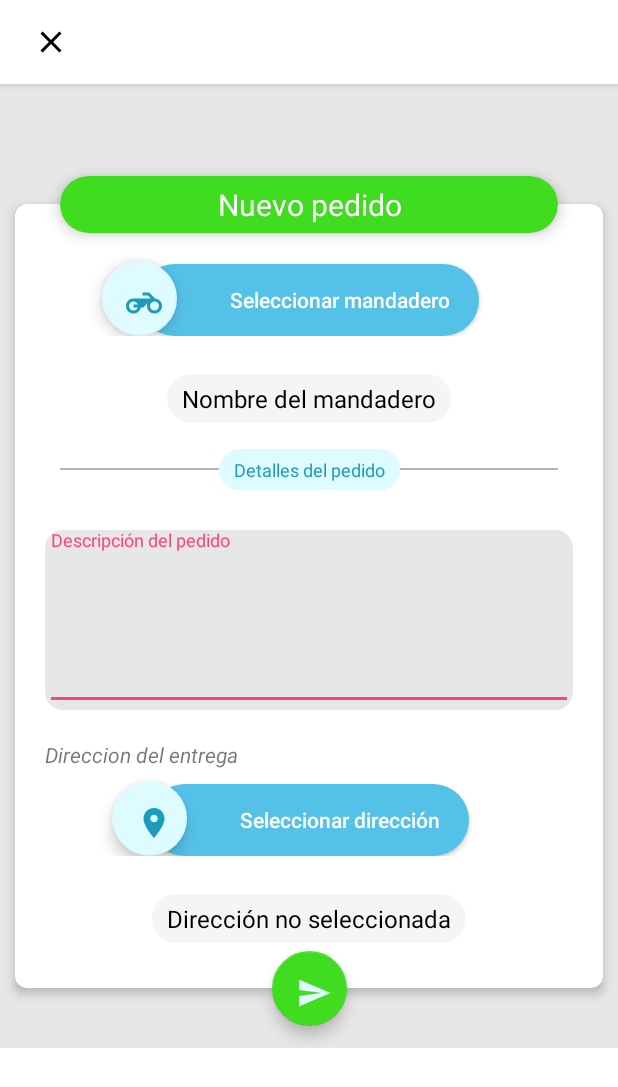
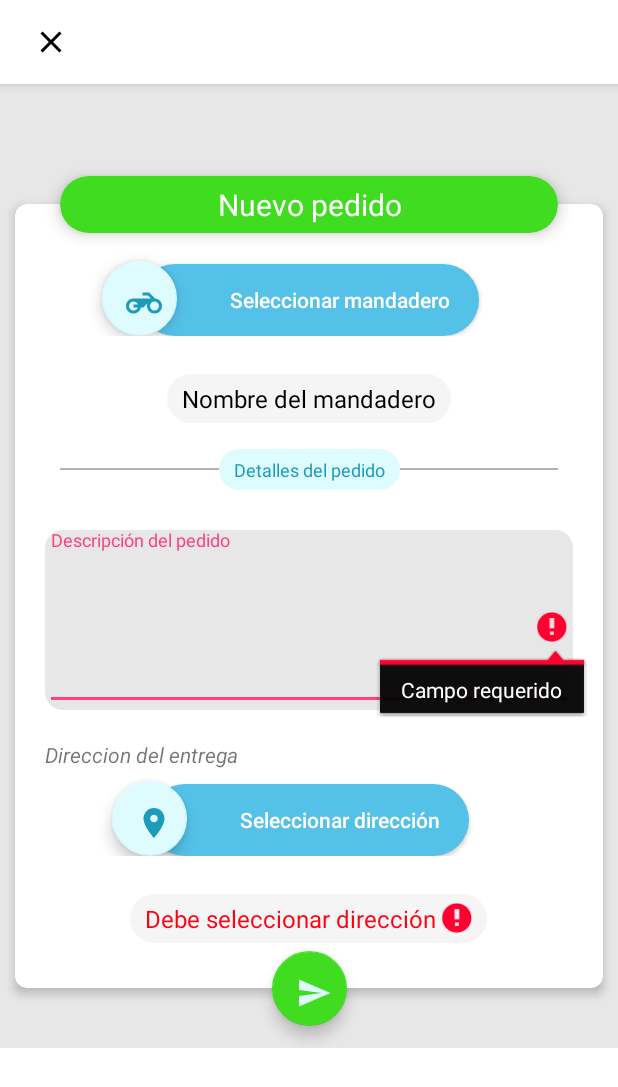
Before and after one commit to FranciscoJavierMen/MandaditosTec, an Android app: the fragment FormDialog placed in its activity, after a tap on an icon or button, on a phone screen of 412 x 824 dp. Shown: the top 1087 px of the screen. Run offline under Robolectric (Android 15) with nearby library versions, the phone set to English and light mode, and no system bars; our stand-ins replace Firebase (no records; nobody signed in at launch, a user with empty details on screens opened directly).

Commit message:
Agregando pedidos a la base de datos, creando Adaptador para pedidos

```diff
--- a/app/build.gradle
+++ b/app/build.gradle
@@ -30,6 +30,7 @@ dependencies {
     implementation 'com.google.android.gms:play-services-location:16.0.0'
     implementation 'de.hdodenhof:circleimageview:3.0.0'
     implementation 'com.google.firebase:firebase-core:16.0.9'
+    implementation 'com.google.firebase:firebase-database:17.0.0'
     testImplementation 'junit:junit:4.12'
     androidTestImplementation 'com.android.support.test:runner:1.0.2'
     androidTestImplementation 'com.android.support.test.espresso:espresso-core:3.0.2'
--- a/app/src/main/AndroidManifest.xml
+++ b/app/src/main/AndroidManifest.xml
@@ -8,6 +8,7 @@
     <uses-permission android:name="android.permission.READ_CONTACTS" />
     <uses-permission android:name="android.permission.ACCESS_COARSE_LOCATION" />
     <uses-permission android:name="android.permission.ACCESS_FINE_LOCATION" />
+    <uses-permission android:name="android.permission.INTERNET"/>
 
     <application
         android:allowBackup="true"
--- a/app/src/main/java/com/example/administrador/mandaditostec/Cliente/BottomNavigation.java
+++ b/app/src/main/java/com/example/administrador/mandaditostec/Cliente/BottomNavigation.java
@@ -10,6 +10,7 @@ import android.support.v7.app.AppCompatActivity;
 import android.view.MenuItem;
 import android.widget.Toast;
 
+import com.example.administrador.mandaditostec.Cliente.Pedido.FragmentPedidos;
 import com.example.administrador.mandaditostec.R;
 
 public class BottomNavigation extends AppCompatActivity implements
--- a/app/src/main/java/com/example/administrador/mandaditostec/Cliente/FormDialog.java
+++ b/app/src/main/java/com/example/administrador/mandaditostec/Cliente/Pedido/FormDialog.java
@@ -1,4 +1,4 @@
-package com.example.administrador.mandaditostec.Cliente;
+package com.example.administrador.mandaditostec.Cliente.Pedido;
 import android.app.Dialog;
 import android.content.Intent;
 import android.os.Bundle;
@@ -11,11 +11,17 @@ import android.view.LayoutInflater;
 import android.view.View;
 import android.view.ViewGroup;
 import android.support.v7.widget.Toolbar;
+import android.widget.EditText;
 import android.widget.TextView;
 import android.widget.Toast;
 import com.example.administrador.mandaditostec.Cliente.Mapa.Maps;
 import com.example.administrador.mandaditostec.R;
 import com.google.android.gms.maps.model.LatLng;
+import com.google.firebase.FirebaseApp;
+import com.google.firebase.database.DatabaseReference;
+import com.google.firebase.database.FirebaseDatabase;
+
+import java.util.UUID;
 
 
 public class FormDialog extends DialogFragment implements View.OnClickListener{
@@ -28,6 +34,10 @@ public class FormDialog extends DialogFragment implements View.OnClickListener{
     private FloatingActionButton fabEnviarPedido;
     private AppCompatButton btnSelectMandadero, btnSelectDireccion;
     private TextView txtMandadero, txtDireccion;
+    private EditText edtDescripcionPedido;
+
+    private FirebaseDatabase firebaseDatabase;
+    private DatabaseReference databaseReference;
 
     public static FormDialog display(FragmentManager fragmentManager) {
         FormDialog formDialog = new FormDialog();
@@ -60,11 +70,18 @@ public class FormDialog extends DialogFragment implements View.OnClickListener{
 
         toolbar = view.findViewById(R.id.toolbarForm);
         inicializar(view);
+        inicializarFirebase();
 
         fabEnviarPedido.setOnClickListener(this);
         btnSelectMandadero.setOnClickListener(this);
         btnSelectDireccion.setOnClickListener(this);
         return view;
+    }
+
+    private void inicializarFirebase(){
+        FirebaseApp.initializeApp(getActivity().getApplicationContext());
+        firebaseDatabase = FirebaseDatabase.getInstance();
+        databaseReference = firebaseDatabase.getReference();
     }
 
     private void inicializar(View view) {
@@ -73,6 +90,7 @@ public class FormDialog extends DialogFragment implements View.OnClickListener{
         btnSelectDireccion = view.findViewById(R.id.botonSeleccionarDestino);
         txtMandadero = view.findViewById(R.id.txtMandadero);
         txtDireccion = view.findViewById(R.id.txtDireccion);
+        edtDescripcionPedido = view.findViewById(R.id.edtDescripcionPedido);
     }
 
     private void seleccionarPunto(){
@@ -111,9 +129,13 @@ public class FormDialog extends DialogFragment implements View.OnClickListener{
         try{
             switch (view.getId()){
                 case R.id.fabEnviarPedido:
-                    Toast.makeText(getActivity().getApplicationContext(), "Enviando pedido...", Toast.LENGTH_SHORT).show();
+                    if (validarPedido()){
+                        enviarPedido();
+                        dismiss();
+                    }
                     break;
                 case R.id.botonSeleccionarMandadero:
+
                     Toast.makeText(getActivity().getApplicationContext(), "Seleccionar mandadero", Toast.LENGTH_SHORT).show();
                     break;
                 case R.id.botonSeleccionarDestino:
@@ -124,4 +146,64 @@ public class FormDialog extends DialogFragment implements View.OnClickListener{
             e.printStackTrace();
         }
     }
+
+    private void enviarPedido() {
+
+        if(validarPedido()){
+            String pedido, mandadero, direccion, hora;
+            Long ts = System.currentTimeMillis()/1000;
+            hora = ts.toString();
+
+            pedido = edtDescripcionPedido.getText().toString();
+            mandadero = txtMandadero.getText().toString();
+            direccion = txtDireccion.getText().toString();
+
+            ModeloPedidos modelo = new ModeloPedidos();
+
+            modelo.setId(UUID.randomUUID().toString());
+            modelo.setMandadero(mandadero);
+            modelo.setDireccion(direccion);
+            modelo.setPedido(pedido);
+            modelo.setHora(hora);
+            databaseReference.child("Pedido").child(modelo.getId()).setValue(modelo);
+        }
+
+
+        Toast.makeText(getActivity().getApplicationContext(), "Pedido enviado", Toast.LENGTH_SHORT).show();
+    }
+
+    private boolean validarPedido() {
+        boolean validar = true;
+        String pedido, mandadero, direccion, hora;
+
+        pedido = edtDescripcionPedido.getText().toString();
+        mandadero = txtMandadero.getText().toString();
+        direccion = txtDireccion.getText().toString();
+
+        if (pedido.equals("") || direccion.equals("Dirección no seleccionada")){
+            validar = false;
+        }
+
+        if (pedido.equals("")){
+            edtDescripcionPedido.setError("Campo requerido");
+        }
+
+        if (mandadero.equals("Nombre del mandaderos")){
+            txtMandadero.setError("Requerido");
+            txtMandadero.setText("Debe seleccionar un mandadero");
+            txtMandadero.setTextColor(getResources().getColor(R.color.rojo, null));
+        } else {
+            txtMandadero.setTextColor(getResources().getColor(R.color.negro, null));
+        }
+
+        if (direccion.equals("Dirección no seleccionada")){
+            txtDireccion.setError("Requerido");
+            txtDireccion.setText("Debe seleccionar dirección ");
+            txtDireccion.setTextColor(getResources().getColor(R.color.rojo, null));
+        } else {
+            txtDireccion.setTextColor(getResources().getColor(R.color.negro, null));
+        }
+
+        return validar;
+    }
 }
--- a/app/src/main/java/com/example/administrador/mandaditostec/Cliente/FragmentPedidos.java
+++ b/app/src/main/java/com/example/administrador/mandaditostec/Cliente/Pedido/FragmentPedidos.java
@@ -1,24 +1,22 @@
-package com.example.administrador.mandaditostec.Cliente;
+package com.example.administrador.mandaditostec.Cliente.Pedido;
 
 import android.content.Context;
 import android.net.Uri;
 import android.os.Bundle;
 import android.support.design.widget.FloatingActionButton;
 import android.support.v4.app.Fragment;
+import android.support.v4.widget.SwipeRefreshLayout;
+import android.support.v7.widget.RecyclerView;
 import android.view.LayoutInflater;
 import android.view.View;
 import android.view.ViewGroup;
 
 import com.example.administrador.mandaditostec.R;
+import com.google.firebase.database.DatabaseReference;
+import com.google.firebase.database.FirebaseDatabase;
 
-/**
- * A simple {@link Fragment} subclass.
- * Activities that contain this fragment must implement the
- * {@link FragmentPedidos.OnFragmentInteractionListener} interface
- * to handle interaction events.
- * Use the {@link FragmentPedidos#newInstance} factory method to
- * create an instance of this fragment.
- */
+import java.util.ArrayList;
+
 public class FragmentPedidos extends Fragment {
     // TODO: Rename parameter arguments, choose names that match
     // the fragment initialization parameters, e.g. ARG_ITEM_NUMBER
@@ -26,6 +24,13 @@ public class FragmentPedidos extends Fragment {
     private static final String ARG_PARAM2 = "param2";
 
     private FloatingActionButton fabPedido;
+
+    //Firebase
+    private FirebaseDatabase database;
+    private DatabaseReference reference;
+    private ArrayList<ModeloPedidos> listaPedidos;
+    private RecyclerView recyclerPedidos;
+    private SwipeRefreshLayout refreshPedidos;
 
     // TODO: Rename and change types of parameters
     private String mParam1;
@@ -37,14 +42,6 @@ public class FragmentPedidos extends Fragment {
         // Required empty public constructor
     }
 
-    /**
-     * Use this factory method to create a new instance of
-     * this fragment using the provided parameters.
-     *
-     * @param param1 Parameter 1.
-     * @param param2 Parameter 2.
-     * @return A new instance of fragment FragmentPedidos.
-     */
     // TODO: Rename and change types and number of parameters
     public static FragmentPedidos newInstance(String param1, String param2) {
         FragmentPedidos fragment = new FragmentPedidos();
@@ -62,6 +59,16 @@ public class FragmentPedidos extends Fragment {
             mParam1 = getArguments().getString(ARG_PARAM1);
             mParam2 = getArguments().getString(ARG_PARAM2);
         }
+    }
+
+    public void basicReadWrite() {
+        // [START write_message]
+        // Write a message to the database
+        database = FirebaseDatabase.getInstance();
+        reference = database.getReference("message");
+
+        reference.setValue("Hello, World!");
+        // [END write_message]
     }
 
     @Override
--- a/app/src/main/res/layout/activity_maps.xml
+++ b/app/src/main/res/layout/activity_maps.xml
@@ -1,5 +1,6 @@
 <?xml version="1.0" encoding="utf-8"?>
-<android.support.design.widget.CoordinatorLayout xmlns:android="http://schemas.android.com/apk/res/android"
+<android.support.design.widget.CoordinatorLayout
+    xmlns:android="http://schemas.android.com/apk/res/android"
     xmlns:tools="http://schemas.android.com/tools"
     android:layout_width="match_parent"
     android:layout_height="match_parent"
--- a/app/src/main/res/layout/fragment_form_dialog.xml
+++ b/app/src/main/res/layout/fragment_form_dialog.xml
@@ -5,7 +5,7 @@
     android:layout_width="match_parent"
     android:layout_height="match_parent"
     xmlns:app="http://schemas.android.com/apk/res-auto"
-    tools:context=".Cliente.FormDialog">
+    tools:context=".Cliente.Pedido.FormDialog">
 
     <android.support.design.widget.AppBarLayout
         android:layout_width="match_parent"
--- a/app/src/main/res/layout/fragment_fragment_pedidos.xml
+++ b/app/src/main/res/layout/fragment_fragment_pedidos.xml
@@ -6,9 +6,22 @@
     android:layout_height="match_parent"
     android:layout_marginBottom="55dp"
     android:id="@+id/coordinatorPedidos"
-    android:background="@android:color/holo_green_light"
     xmlns:app="http://schemas.android.com/apk/res-auto"
-    tools:context=".Cliente.FragmentPedidos">
+    tools:context=".Cliente.Pedido.FragmentPedidos">
+
+    <android.support.v4.widget.SwipeRefreshLayout
+        android:id="@+id/refreshPedidos"
+        android:layout_width="match_parent"
+        android:layout_height="wrap_content">
+
+        <android.support.v7.widget.RecyclerView
+            android:id="@+id/recyclerPedidos"
+            android:layout_width="match_parent"
+            android:layout_height="wrap_content">
+
+        </android.support.v7.widget.RecyclerView>
+
+    </android.support.v4.widget.SwipeRefreshLayout>
 
 
     <android.support.design.widget.FloatingActionButton
--- a/app/src/main/res/values/colors.xml
+++ b/app/src/main/res/values/colors.xml
@@ -23,4 +23,6 @@
     <color name="grisClaro">#e7e7e7</color>
     <color name="grisClaro2">#f5f5f5</color>
     <color name="grisObscuro">#808080</color>
+    <color name="rojo">#ff0213</color>
+    <color name="negro">#000</color>
 </resources>
```
Also changed, not shown: app/src/main/java/com/example/administrador/mandaditostec/Cliente/Pedido/AdaptadorPedidos.java (added, +59 -0 lines), app/src/main/java/com/example/administrador/mandaditostec/Cliente/Pedido/ModeloPedidos.java (added, +60 -0 lines), app/src/main/res/layout/item_pedido.xml (added, +89 -0 lines), app/src/main/res/drawable/flechaderecha.png (added), app/src/main/res/drawable/scooter.png (added).
